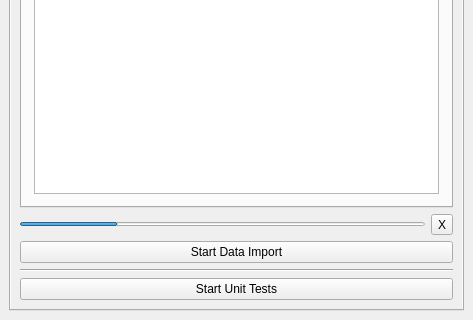
This is geological_data_processing_dockwidget_base.ui in stdonn/GeologicalDataProcessing as Qt 5 draws it before an edit; both pictures show x 0 to 473 and y 613 to 933 of the 473 by 933 pixel window. The edited form follows.
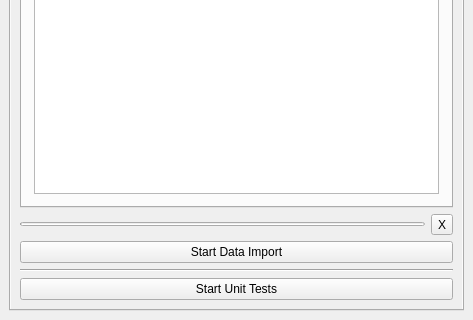
This is the edited form. Icons and pictures are not drawn. Custom widgets are drawn as their Qt base class.

What changed in the file:
```diff
--- a/geological_data_processing_dockwidget_base.ui
+++ b/geological_data_processing_dockwidget_base.ui
@@ -1699,7 +1699,7 @@
               </size>
              </property>
              <property name="value">
-              <number>24</number>
+              <number>0</number>
              </property>
              <property name="textVisible">
               <bool>false</bool>
```
